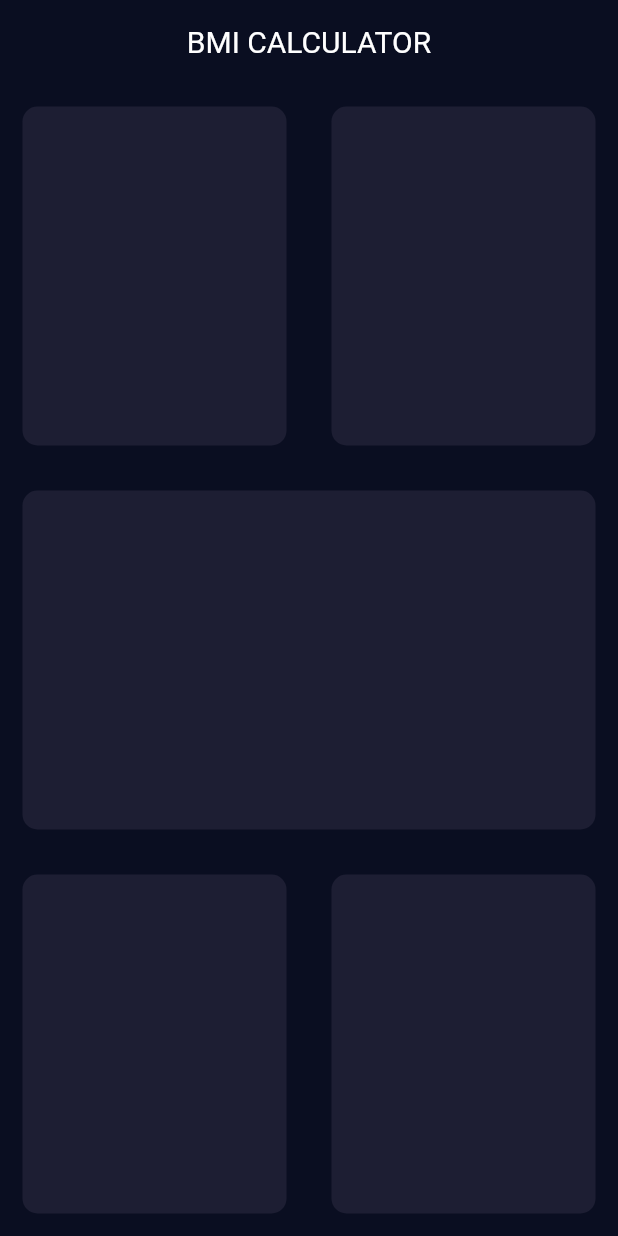
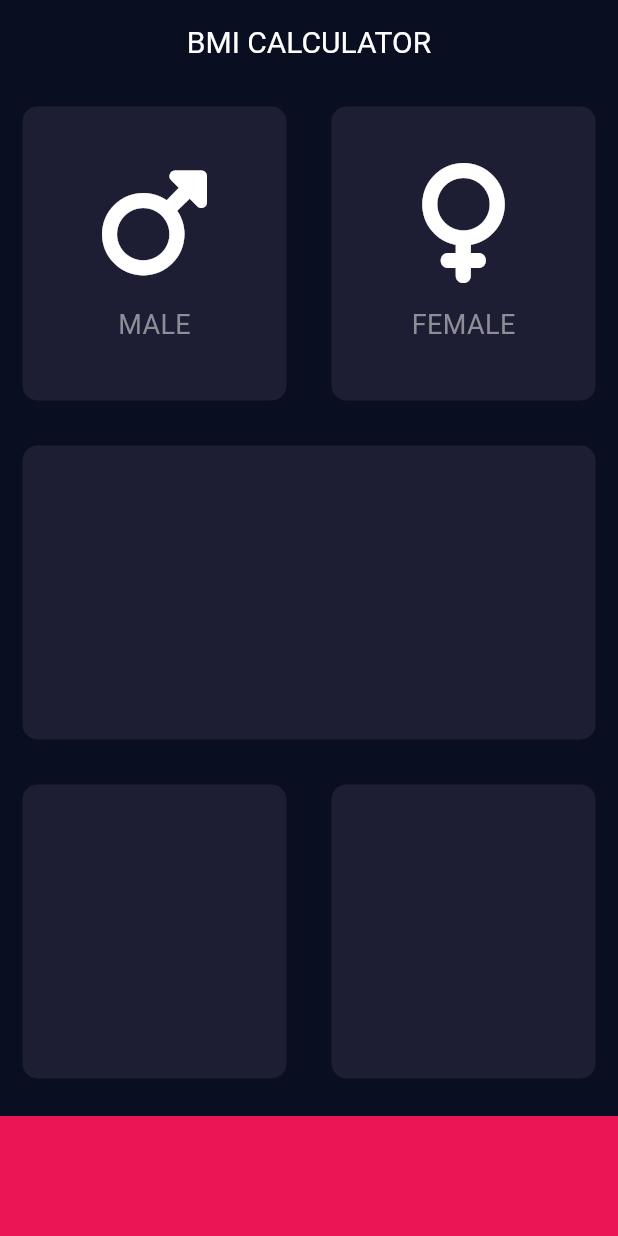
Before and after one commit to jayarzuniga/bmiCalculatorFlutter, a Flutter app: the screen it shows after launch, on a phone screen of 412 x 824 dp. Run offline on Flutter 3.47's test engine with Material 3 defaults, Android fonts, the phone set to English and light mode, and no system bars; our stand-ins replace font_awesome_flutter.

Commit message:
reusable card for selection and icon content for it.

```diff
--- /dev/null
+++ b/lib/icon_content.dart
@@ -0,0 +1,36 @@
+import 'package:flutter/material.dart';
+
+const labelTextStyle = TextStyle(
+      fontSize: 18.0,
+      color: Color(0xFF8D8E98)
+);
+
+class IconContent extends StatelessWidget {
+  const IconContent({
+    required this.icon, required this.label,
+  });
+
+  final IconData icon;
+  final String label;
+
+  @override
+  Widget build(BuildContext context) {
+
+
+    return Column(
+      mainAxisAlignment: MainAxisAlignment.center,
+      children: [
+        Icon(
+          icon,
+          size: 80.0,
+        ),
+        SizedBox(
+          height: 15.0,
+        ),
+        Text(label,
+          style: labelTextStyle
+          ),
+      ],
+    );
+  }
+}
--- a/lib/input_page.dart
+++ b/lib/input_page.dart
@@ -1,4 +1,11 @@
 import 'package:flutter/material.dart';
+import 'package:font_awesome_flutter/font_awesome_flutter.dart';
+import 'reusable_card.dart';
+import 'icon_content.dart';
+
+const bottomContainerHeight = 80.0;
+const containerColor = Color(0xFF1D1E33);
+const bottomContainerColor = Color(0xFFEB1555);
 
 class InputPage extends StatefulWidget {
   @override
@@ -20,48 +27,49 @@ class _InputPageState extends State<InputPage> {
               child: Row(
                 children: [
                   Expanded(
-                    child: ReusableCard(colour: Color(0xFF1D1E33)),
+                    child:
+                    ReusableCard(
+                      colour: containerColor,
+                      cardChild: IconContent(
+                        icon: FontAwesomeIcons.mars,
+                        label: 'MALE',),
+                    ),
                   ),
                     Expanded(
-                    child: ReusableCard(colour: Color(0xFF1D1E33)),
+                    child: ReusableCard(
+                        colour: containerColor,
+                        cardChild: IconContent(
+                            icon: FontAwesomeIcons.venus,
+                            label: 'FEMALE'),
+                    ),
                   ),
                 ],
               ),
             ),
               Expanded(
-              child: ReusableCard(colour: Color(0xFF1D1E33)),
+              child: ReusableCard(colour: containerColor),
             ),
              Expanded(
               child: Row(
                 children: [
                   Expanded(
-                    child: ReusableCard(colour: Color(0xFF1D1E33)),
+                    child: ReusableCard(colour: containerColor),
                   ),
                    Expanded(
-                    child: ReusableCard(colour: Color(0xFF1D1E33)),
+                    child: ReusableCard(colour: containerColor),
                   ),
                 ],
+
               ),
             ),
+            Container(
+              color: bottomContainerColor,
+              margin: EdgeInsets.only(top: 10.0),
+              width: double.infinity,
+              height: bottomContainerHeight,
+            ),
           ],
-        ));
-  }
-}
-
-//REUSABLE CARD CONTAINER
-class ReusableCard extends StatelessWidget{
-  ReusableCard({required this.colour});
-
-  final Color colour;
-
-  @override
-  Widget build(BuildContext context) {
-    return Container(
-      margin: EdgeInsets.all(15.0),
-      decoration: BoxDecoration(
-        color: colour,
-        borderRadius: BorderRadius.circular(10.0),
-      ),
+        ),
     );
   }
 }
--- /dev/null
+++ b/lib/reusable_card.dart
@@ -0,0 +1,20 @@
+import 'package:flutter/material.dart';
+
+class ReusableCard extends StatelessWidget{
+  ReusableCard({required this.colour, this.cardChild});
+
+  final Color colour;
+  final Widget? cardChild;
+
+  @override
+  Widget build(BuildContext context) {
+    return Container(
+      child: cardChild,
+      margin: EdgeInsets.all(15.0),
+      decoration: BoxDecoration(
+        color: colour,
+        borderRadius: BorderRadius.circular(10.0),
+      ),
+    );
+  }
+}
--- a/pubspec.yaml
+++ b/pubspec.yaml
@@ -39,6 +39,10 @@ dependencies:
 dev_dependencies:
   flutter_test:
     sdk: flutter
+
+  cupertino_icons:
+  font_awesome_flutter:
+
 
   # The "flutter_lints" package below contains a set of recommended lints to
   # encourage good coding practices. The lint set provided by the package is
```
Also changed, not shown: pubspec.lock.
